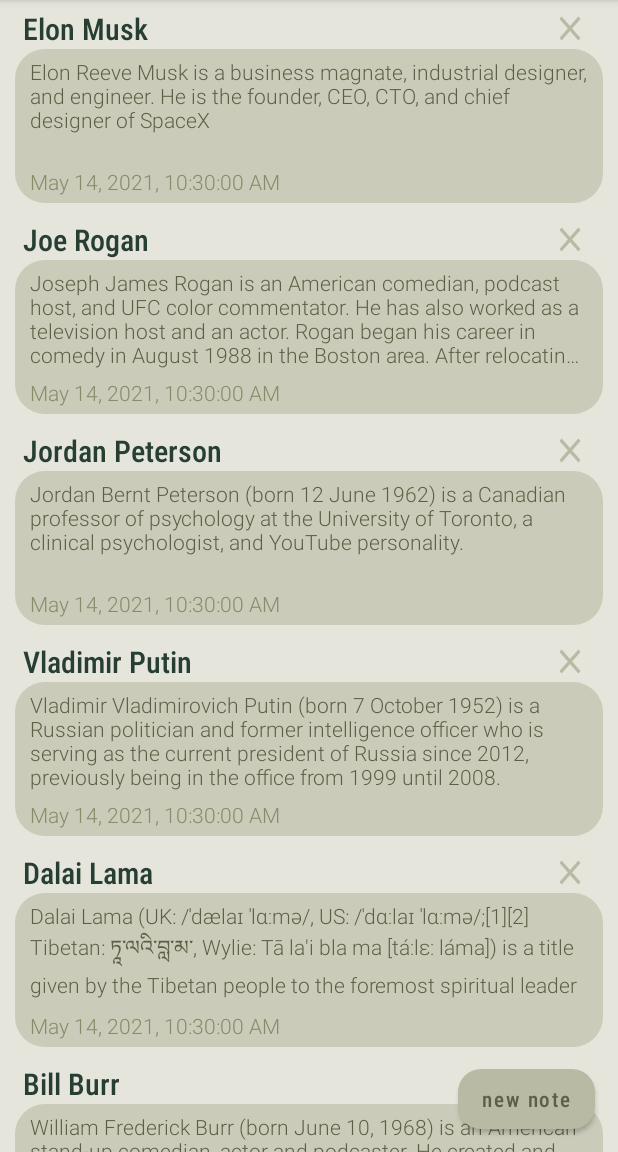
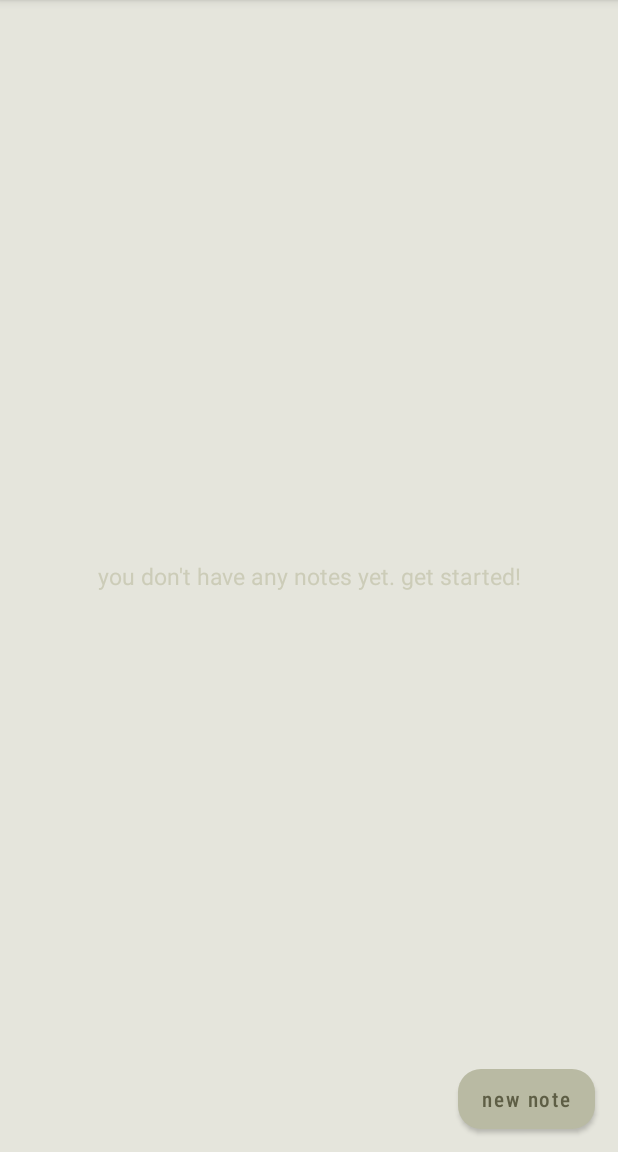
Before and after one commit to jfransp/NoteLite-note-taking-app, an Android app: the screen it shows after launch (MainActivity), on a phone screen of 412 x 824 dp, the part 84-1236 px from its top. Run offline under Robolectric (Android 15) with nearby library versions, the phone set to English and light mode, and no system bars; our stand-ins replace Dagger/Hilt's generated code, Room's generated code, navigation-ui.

```diff
--- a/app/src/main/java/com/example/notelite/data/NoteDatabase.kt
+++ b/app/src/main/java/com/example/notelite/data/NoteDatabase.kt
@@ -24,8 +24,8 @@ abstract class NoteDatabase: RoomDatabase() {
             val dao = database.get().dao()
 
             //Applies dummy data for testing purposes - just some random public figure's names.
-            //Remove comment if you wish to use the pre-set data
-            applicationScope.launch {
+            //Remove comment if you wish to use this pre-set data
+            /*applicationScope.launch {
                 dao.addNote(NoteEntity(
                     title = "Elon Musk",
                     text = "Elon Reeve Musk is a business magnate, industrial designer, and engineer." +
@@ -89,7 +89,7 @@ abstract class NoteDatabase: RoomDatabase() {
                             " since May 2007. His first nomination for a Grammy came in 2021 for his special" +
                             " Paper Tiger."
                 ))
-            }
+            }*/
         }
     }
 }
--- a/app/src/main/java/com/example/notelite/ui/mainscreen/MainScreenFragment.kt
+++ b/app/src/main/java/com/example/notelite/ui/mainscreen/MainScreenFragment.kt
@@ -17,6 +17,7 @@ import com.example.notelite.data.SortOrder
 import com.example.notelite.databinding.FragmentMainscreenBinding
 import com.example.notelite.util.onQueryTextChanged
 import dagger.hilt.android.AndroidEntryPoint
+import kotlin.math.absoluteValue
 
 @AndroidEntryPoint
 class MainScreenFragment: Fragment(R.layout.fragment_mainscreen),
@@ -49,14 +50,26 @@ class MainScreenFragment: Fragment(R.layout.fragment_mainscreen),
             notesAdapter.submitList(noteList)
         }
 
-        //Displays a message in case of an empty recyclerview (no notes on the database) - doesn't work
-        //when taken care of inside the same observer that updates the recyclerview. The message first appears
-        //visible when you first start the app with pre-inserted dummy data in the database for some reason,
-        //disappearing once you restart the app, but shouldn't be a problem with normal usage
+
+        //Changes the empty recyclerview message in case the user gets an empty note list as a result
+        //of a search query - the strings have to be hard coded here for some reason, referencing the string
+        //resources was getting bugs, it gives some warnings but works
+        viewModel.searchquery.observe(viewLifecycleOwner) { currentSearchQuery ->
+            val noNotesMessage = binding.emptyRecyclerviewMessage
+            if (currentSearchQuery != "") noNotesMessage.text = "no matching results" else {
+                noNotesMessage.text = "you don't have any notes yet. get started!"
+            }
+        }
+
+        //Displays a message in case of an empty recyclerview (no notes on the database or no results from
+        //search query).The message first appears visible when you first start the app with pre-inserted
+        //dummy data in the database for some reason, disappearing once you restart the app, but shouldn't
+        //be a problem with normal usage
         viewModel.notes.observe(viewLifecycleOwner) { noteList ->
             val noNotesMessage = binding.emptyRecyclerviewMessage
-            if (noteList.isEmpty()) {
-                noNotesMessage.isVisible = true
+            when (noteList.isEmpty()) {
+                true -> noNotesMessage.isVisible = true
+                false -> noNotesMessage.isVisible = false
             }
         }
 
--- a/app/src/main/java/com/example/notelite/ui/mainscreen/MainScreenViewModel.kt
+++ b/app/src/main/java/com/example/notelite/ui/mainscreen/MainScreenViewModel.kt
@@ -38,8 +38,9 @@ class MainScreenViewModel @Inject constructor(
         dao.getNotes(query, filterPreferences.sortOrder)
     }
 
-    //Converts notes data into livedata for appropriate lifecycle awareness
+    //Converts notes data and searchQuery into livedata for appropriate lifecycle awareness
     val notes = notesFlow.asLiveData()
+    val searchquery = searchQuery.asLiveData()
 
     //Updates sort order on datastore
     fun onSortOrderSelected(sortOrder: SortOrder) = viewModelScope.launch {
--- a/app/src/main/res/layout/fragment_mainscreen.xml
+++ b/app/src/main/res/layout/fragment_mainscreen.xml
@@ -33,13 +33,13 @@
     <TextView
         android:id="@+id/empty_recyclerview_message"
         android:layout_width="wrap_content"
+        android:background="@color/transparent"
         android:layout_height="wrap_content"
-        android:background="@color/app_background_color"
         android:text="@string/no_notes_message"
         android:textColor="@color/no_notes_message_text_color"
         android:textSize="15sp"
         android:visibility="gone"
-        app:layout_constraintBottom_toTopOf="@+id/new_note_button"
+        app:layout_constraintBottom_toBottomOf="parent"
         app:layout_constraintEnd_toEndOf="parent"
         app:layout_constraintStart_toStartOf="parent"
         app:layout_constraintTop_toTopOf="parent"
--- a/app/src/main/res/values/colors.xml
+++ b/app/src/main/res/values/colors.xml
@@ -17,5 +17,5 @@
     <color name="item_note_textbox_color">#40434E</color>
     <color name="title_text_color">#273F33</color>
     <color name="date_text_color">#898C69</color>
-    <color name="transparent">#55000000</color>
+    <color name="transparent">#00000000</color>
 </resources>
```
